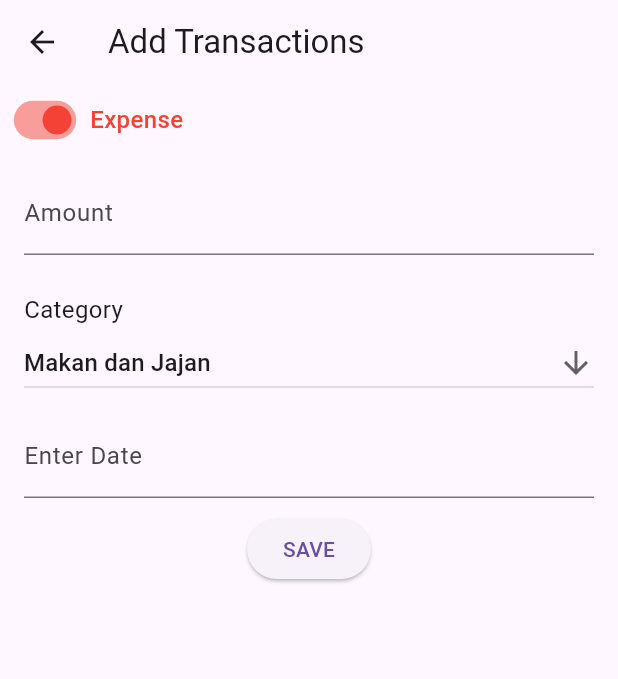
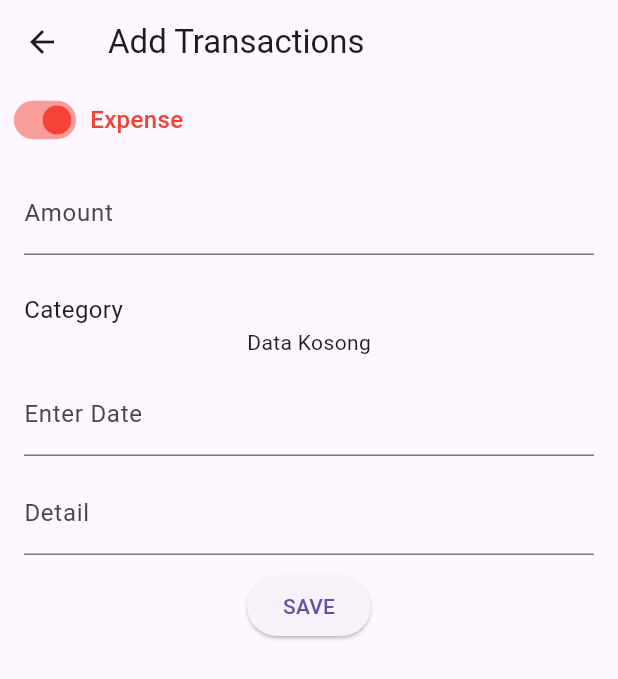
Before and after one commit to firdausmuh/salaryq-app, a Flutter app: the TransactionsPage screen opened directly, after a tap on "SAVE", on a phone screen of 412 x 824 dp. Shown: the top 679 px of the screen. Run offline on Flutter 3.47's test engine with Material 3 defaults, Android fonts, the phone set to English and light mode, and no system bars; our stand-ins replace drift; missing offline and left inert: calendar_appbar; accounts and stored records are empty; generated files the repository leaves out were written again.

Commit message:
update for CRUD transaction_page

```diff
--- a/lib/pages/transactions_page.dart
+++ b/lib/pages/transactions_page.dart
@@ -1,5 +1,6 @@
 import 'package:flutter/material.dart';
 import 'package:intl/intl.dart';
+import 'package:salaryq_app/models/database.dart';
 //import 'package:flutter/src/widgets/framework.dart';
 
 class TransactionsPage extends StatefulWidget {
@@ -10,10 +11,24 @@
 }
 
 class _TransactionsPageState extends State<TransactionsPage> {
+  final AppDb database = AppDb();
+
   bool isExpense = true;
   List<String> list = ['Makan dan Jajan', 'Transportasi', 'Nonton Film'];
   late String dropDownValue = list.first;
+  TextEditingController amountController = TextEditingController();
   TextEditingController dateController = TextEditingController();
+  TextEditingController detailController = TextEditingController();
+
+  Future insert(
+      int amount, DateTime date, String detail, int categoryId) async {
+    // insert to database
+  }
+
+  Future<List<Category>> getAllCategory(int type) async {
+    return await database.getAllCategoryRepo(type);
+  }
+
   @override
   Widget build(BuildContext context) {
     return Scaffold(
@@ -55,6 +70,7 @@
               padding: const EdgeInsets.symmetric(horizontal: 16),
               child: TextFormField(
                 keyboardType: TextInputType.number,
+                controller: amountController,
                 decoration: InputDecoration(
                     border: UnderlineInputBorder(), labelText: "Amount"),
               ),
@@ -69,13 +85,24 @@
                 style: TextStyle(fontSize: 16),
               ),
             ),
-            Padding(
+            FutureBuilder<List<Category>>(
+                future: getAllCategory(2),
+                builder: (context, snapshot) {
+                  if (snapshot.connectionState == ConnectionState.waiting) {
+                    return Center(
+                      child: CircularProgressIndicator(),
+                    );
+                  } else {
+                    if (snapshot.hasData) {
+                      if (snapshot.data!.length > 0) {
+                        return Padding(
                           padding: const EdgeInsets.symmetric(horizontal: 16),
                           child: DropdownButton<String>(
                               value: dropDownValue,
                               isExpanded: true,
                               icon: Icon(Icons.arrow_downward),
-                  items: list.map<DropdownMenuItem<String>>((String value) {
+                              items: list.map<DropdownMenuItem<String>>(
+                                  (String value) {
                                 return DropdownMenuItem<String>(
                                   value: value,
                                   child: Text(value),
@@ -84,13 +111,25 @@
                               onChanged: (String? value) {
                                 setState(() {});
                               }),
-            ),
+                        );
+                      } else {
+                        return Center(
+                          child: Text('Data Kosong'),
+                        );
+                      }
+                    } else {
+                      return Center(
+                        child: Text('Tidak ada data'),
+                      );
+                    }
+                  }
+                }),
             SizedBox(
               height: 10,
             ),
             Padding(
               padding: const EdgeInsets.symmetric(horizontal: 16),
-              child: TextField(
+              child: TextFormField(
                 readOnly: true,
                 controller: dateController,
                 decoration: InputDecoration(labelText: "Enter Date"),
@@ -112,7 +151,25 @@
             SizedBox(
               height: 10,
             ),
-            Center(child: ElevatedButton(onPressed: () {}, child: Text('SAVE')))
+            Padding(
+              padding: const EdgeInsets.symmetric(horizontal: 16),
+              child: TextFormField(
+                controller: detailController,
+                decoration: InputDecoration(
+                    border: UnderlineInputBorder(), labelText: "Detail"),
+              ),
+            ),
+            SizedBox(
+              height: 10,
+            ),
+            Center(
+                child: ElevatedButton(
+                    onPressed: () {
+                      print('amount: ${amountController.text}');
+                      print("date: ${dateController.text}");
+                      print("detail: ${detailController.text}");
+                    },
+                    child: Text('SAVE')))
           ],
         )),
       ),
```
Lines whose indentation alone changed are shown as unchanged.
